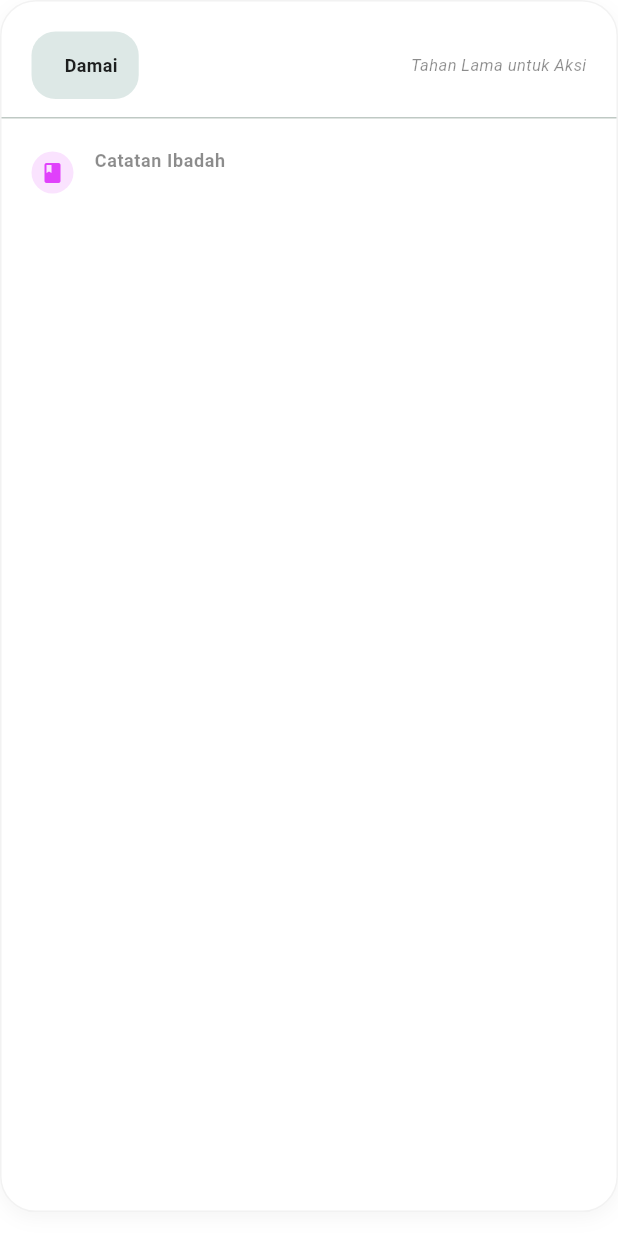
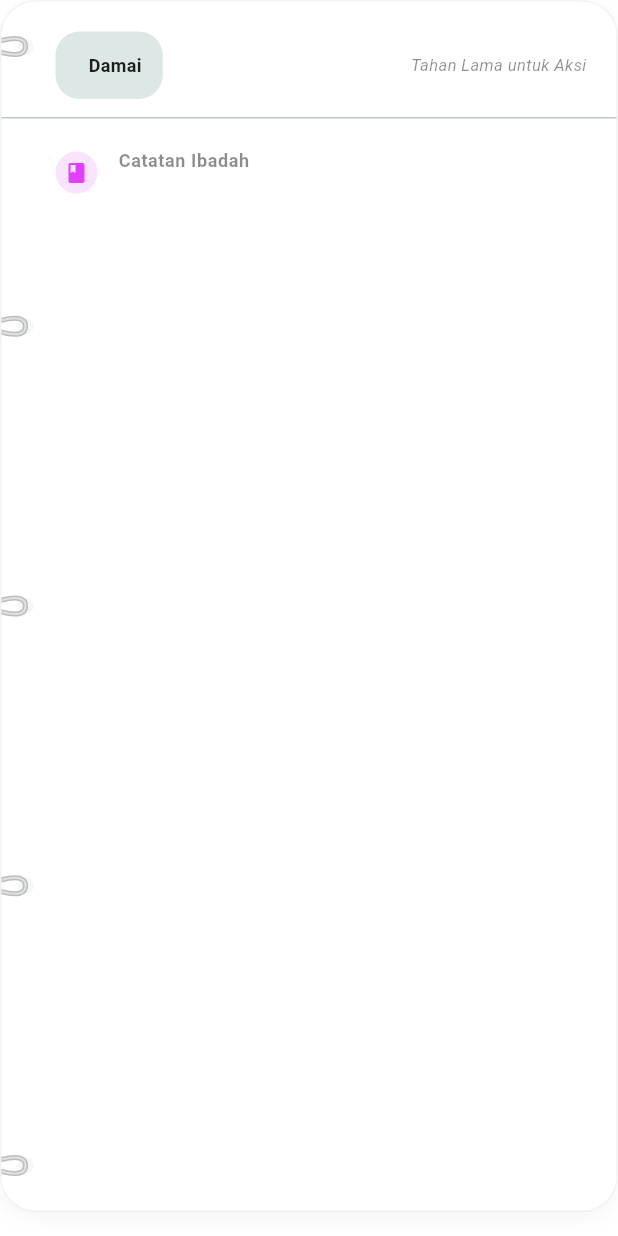
Before and after one commit to Aisyahnov/flutter_assesment2, a Flutter app: the JurnalCardWidget widget shown alone on an empty page, opened directly with empty values, on a phone screen of 412 x 824 dp. Run offline on Flutter 3.47's test engine with Material 3 defaults, Android fonts, the phone set to English and light mode, and no system bars; our stand-ins replace shared_preferences, sqflite; accounts and stored records are empty.

Commit message:
Update jurnal drawing to notebook binder rings

```diff
--- a/lib/widgets/jurnal_card_widget.dart
+++ b/lib/widgets/jurnal_card_widget.dart
@@ -94,12 +94,23 @@ class JurnalCardWidget extends StatelessWidget {
             width: 1,
           ),
         ),
-        child: Column(
-          crossAxisAlignment: CrossAxisAlignment.start,
+        child: Stack(
           children: [
+            // Background Decoration (Drawing / CustomPaint)
+            Positioned.fill(
+              child: ClipRRect(
+                borderRadius: BorderRadius.circular(24),
+                child: CustomPaint(
+                  painter: JurnalDecorationPainter(isDark: isDark),
+                ),
+              ),
+            ),
+            Column(
+              crossAxisAlignment: CrossAxisAlignment.start,
+              children: [
             // Header of card (Mood & Instruction)
             Padding(
-              padding: const EdgeInsets.fromLTRB(20, 20, 12, 12),
+              padding: const EdgeInsets.fromLTRB(36, 20, 12, 12),
               child: Row(
                 children: [
                   Container(
@@ -143,7 +154,7 @@ class JurnalCardWidget extends StatelessWidget {
 
             // Catatan Ibadah
             Padding(
-              padding: const EdgeInsets.all(20.0),
+              padding: const EdgeInsets.fromLTRB(36, 20, 20, 20),
               child: Column(
                 crossAxisAlignment: CrossAxisAlignment.start,
                 children: [
@@ -181,7 +192,9 @@ class JurnalCardWidget extends StatelessWidget {
               ),
             ),
           ],
-        ),
+        ), // end Column
+          ],
+        ), // end Stack
       ),
     );
   }
@@ -233,3 +246,57 @@ class JurnalCardWidget extends StatelessWidget {
     );
   }
 }
+
+// Tambahan fitur Drawing (CustomPaint) untuk dipresentasikan!
+class JurnalDecorationPainter extends CustomPainter {
+  final bool isDark;
+
+  JurnalDecorationPainter({required this.isDark});
+
+  @override
+  void paint(Canvas canvas, Size size) {
+    // Menggambar ring binder (buku spiral) di pinggir kiri jurnal
+
+    // Warna lubang kertas (menyamakan dengan warna background scaffold)
+    final holePaint = Paint()
+      ..color = isDark ? const Color(0xFF09201C) : const Color(0xFFF2F9F7)
+      ..style = PaintingStyle.fill;
+
+    // Warna besi spiral
+    final ringPaint = Paint()
+      ..color = isDark ? Colors.grey[700]! : Colors.grey[400]!
+      ..style = PaintingStyle.stroke
+      ..strokeWidth = 3.5
+      ..strokeCap = StrokeCap.round;
+
+    final ringHighlight = Paint()
+      ..color = isDark ? Colors.grey[500]! : Colors.grey[300]!
+      ..style = PaintingStyle.stroke
+      ..strokeWidth = 1.5
+      ..strokeCap = StrokeCap.round;
+
+    int numberOfRings = 5;
+    double startY = 30.0;
+    double endY = size.height - 30.0;
+    double spacing = (endY - startY) / (numberOfRings - 1);
+
+    for (int i = 0; i < numberOfRings; i++) {
+      double y = startY + (i * spacing);
+
+      // 1. Gambar lubang kertas
+      canvas.drawCircle(Offset(16, y), 5.5, holePaint);
+
+      // 2. Gambar besi spiral yang melengkung masuk ke lubang
+      Path ringPath = Path();
+      ringPath.moveTo(0, y - 4);
+      ringPath.quadraticBezierTo(16, y - 8, 16, y);
+      ringPath.quadraticBezierTo(16, y + 8, 0, y + 4);
+
+      canvas.drawPath(ringPath, ringPaint);
+      canvas.drawPath(ringPath, ringHighlight);
+    }
+  }
+
+  @override
+  bool shouldRepaint(covariant CustomPainter oldDelegate) => false;
+}
```
